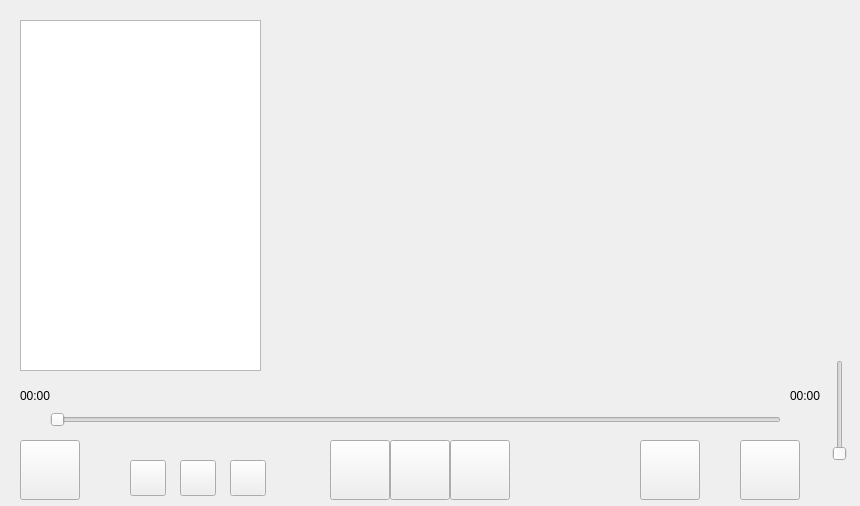
Old version of the form MusicPlayer/widget.ui in the repository BinaryXiaoli/QT-MusicPlayer.
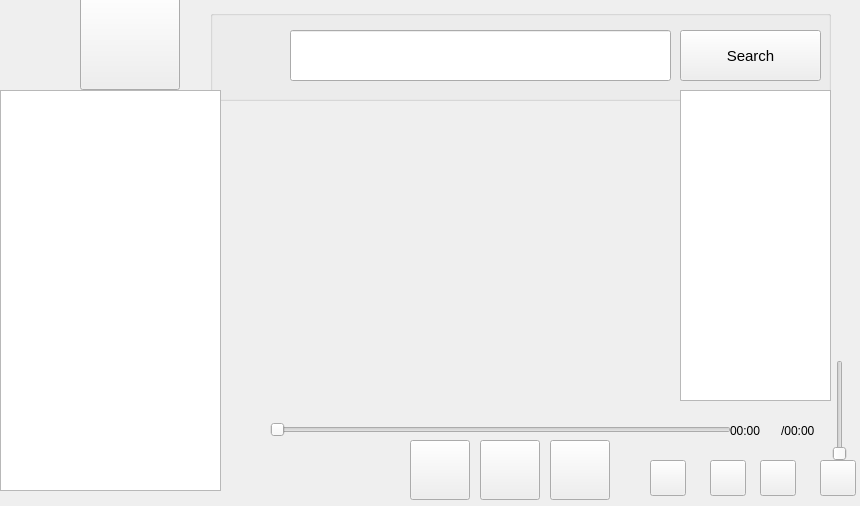
New version of the form. Icons and pictures are not drawn.

Diff of the .ui file:
```diff
--- a/MusicPlayer/widget.ui
+++ b/MusicPlayer/widget.ui
@@ -23,22 +23,22 @@
   <widget class="QPushButton" name="pushButton">
    <property name="geometry">
     <rect>
-     <x>20</x>
-     <y>440</y>
-     <width>60</width>
-     <height>60</height>
+     <x>760</x>
+     <y>460</y>
+     <width>36</width>
+     <height>36</height>
     </rect>
    </property>
    <property name="minimumSize">
     <size>
-     <width>60</width>
-     <height>60</height>
+     <width>36</width>
+     <height>6</height>
     </size>
    </property>
    <property name="maximumSize">
     <size>
-     <width>60</width>
-     <height>60</height>
+     <width>36</width>
+     <height>36</height>
     </size>
    </property>
    <property name="styleSheet">
@@ -51,7 +51,7 @@
   <widget class="QPushButton" name="pushButton_2">
    <property name="geometry">
     <rect>
-     <x>330</x>
+     <x>410</x>
      <y>440</y>
      <width>60</width>
      <height>60</height>
@@ -79,7 +79,7 @@
   <widget class="QPushButton" name="pushButton_3">
    <property name="geometry">
     <rect>
-     <x>390</x>
+     <x>480</x>
      <y>440</y>
      <width>60</width>
      <height>60</height>
@@ -107,7 +107,7 @@
   <widget class="QPushButton" name="pushButton_4">
    <property name="geometry">
     <rect>
-     <x>450</x>
+     <x>550</x>
      <y>440</y>
      <width>60</width>
      <height>60</height>
@@ -135,22 +135,22 @@
   <widget class="QPushButton" name="pushButton_6">
    <property name="geometry">
     <rect>
-     <x>740</x>
-     <y>440</y>
-     <width>60</width>
-     <height>60</height>
+     <x>710</x>
+     <y>460</y>
+     <width>36</width>
+     <height>36</height>
     </rect>
    </property>
    <property name="minimumSize">
     <size>
-     <width>60</width>
-     <height>60</height>
+     <width>36</width>
+     <height>36</height>
     </size>
    </property>
    <property name="maximumSize">
     <size>
-     <width>60</width>
-     <height>60</height>
+     <width>36</width>
+     <height>36</height>
     </size>
    </property>
    <property name="styleSheet">
@@ -163,19 +163,24 @@
   <widget class="QListWidget" name="listWidget">
    <property name="geometry">
     <rect>
-     <x>20</x>
-     <y>20</y>
-     <width>241</width>
-     <height>351</height>
+     <x>0</x>
+     <y>90</y>
+     <width>221</width>
+     <height>401</height>
     </rect>
    </property>
+   <property name="styleSheet">
+    <string notr="true">listWidget{
+boder:none;
+}</string>
+   </property>
   </widget>
   <widget class="QSlider" name="playCourseSlider">
    <property name="geometry">
     <rect>
-     <x>50</x>
-     <y>410</y>
-     <width>731</width>
+     <x>270</x>
+     <y>420</y>
+     <width>461</width>
      <height>20</height>
     </rect>
    </property>
@@ -202,22 +207,22 @@
   <widget class="QPushButton" name="pushButton_7">
    <property name="geometry">
     <rect>
-     <x>640</x>
-     <y>440</y>
-     <width>60</width>
-     <height>60</height>
+     <x>820</x>
+     <y>460</y>
+     <width>36</width>
+     <height>36</height>
     </rect>
    </property>
    <property name="minimumSize">
     <size>
-     <width>60</width>
-     <height>60</height>
+     <width>36</width>
+     <height>36</height>
     </size>
    </property>
    <property name="maximumSize">
     <size>
-     <width>60</width>
-     <height>60</height>
+     <width>36</width>
+     <height>36</height>
     </size>
    </property>
    <property name="styleSheet">
@@ -230,7 +235,7 @@
   <widget class="QPushButton" name="pushButton_8">
    <property name="geometry">
     <rect>
-     <x>130</x>
+     <x>650</x>
      <y>460</y>
      <width>36</width>
      <height>36</height>
@@ -255,101 +260,144 @@
     <string/>
    </property>
   </widget>
-  <widget class="QPushButton" name="pushButton_9">
+  <widget class="QWidget" name="layoutWidget">
    <property name="geometry">
     <rect>
-     <x>230</x>
-     <y>460</y>
-     <width>36</width>
-     <height>36</height>
-    </rect>
-   </property>
-   <property name="minimumSize">
-    <size>
-     <width>36</width>
-     <height>36</height>
-    </size>
-   </property>
-   <property name="maximumSize">
-    <size>
-     <width>36</width>
-     <height>36</height>
-    </size>
-   </property>
-   <property name="styleSheet">
-    <string notr="true">border-image: url(:/assets/random.png);</string>
-   </property>
-   <property name="text">
-    <string/>
-   </property>
-  </widget>
-  <widget class="QPushButton" name="pushButton_10">
-   <property name="geometry">
-    <rect>
-     <x>180</x>
-     <y>460</y>
-     <width>36</width>
-     <height>36</height>
-    </rect>
-   </property>
-   <property name="minimumSize">
-    <size>
-     <width>36</width>
-     <height>36</height>
-    </size>
-   </property>
-   <property name="maximumSize">
-    <size>
-     <width>36</width>
-     <height>36</height>
-    </size>
-   </property>
-   <property name="styleSheet">
-    <string notr="true">border-image: url(:/assets/circle.png);</string>
-   </property>
-   <property name="text">
-    <string/>
-   </property>
-  </widget>
-  <widget class="QWidget" name="">
-   <property name="geometry">
-    <rect>
-     <x>20</x>
-     <y>380</y>
-     <width>801</width>
-     <height>31</height>
+     <x>730</x>
+     <y>420</y>
+     <width>95</width>
+     <height>21</height>
     </rect>
    </property>
    <layout class="QHBoxLayout" name="horizontalLayout">
     <item>
      <widget class="QLabel" name="curLabel">
+      <property name="maximumSize">
+       <size>
+        <width>60</width>
+        <height>60</height>
+       </size>
+      </property>
       <property name="text">
        <string>00:00</string>
       </property>
      </widget>
     </item>
-    <item>
-     <spacer name="HorizonalSpacer">
-      <property name="orientation">
-       <enum>Qt::Horizontal</enum>
-      </property>
-      <property name="sizeHint" stdset="0">
-       <size>
-        <width>40</width>
-        <height>20</height>
-       </size>
-      </property>
-     </spacer>
-    </item>
     <item>
      <widget class="QLabel" name="totalLabel">
+      <property name="maximumSize">
+       <size>
+        <width>60</width>
+        <height>60</height>
+       </size>
+      </property>
       <property name="text">
-       <string>00:00</string>
+       <string>/00:00</string>
       </property>
      </widget>
     </item>
    </layout>
   </widget>
+  <widget class="QPushButton" name="pushButton_5">
+   <property name="geometry">
+    <rect>
+     <x>80</x>
+     <y>-10</y>
+     <width>100</width>
+     <height>100</height>
+    </rect>
+   </property>
+   <property name="minimumSize">
+    <size>
+     <width>100</width>
+     <height>100</height>
+    </size>
+   </property>
+   <property name="maximumSize">
+    <size>
+     <width>100</width>
+     <height>100</height>
+    </size>
+   </property>
+   <property name="styleSheet">
+    <string notr="true">border-image: url(:/assets/music_icon.png);</string>
+   </property>
+   <property name="text">
+    <string/>
+   </property>
+  </widget>
+  <widget class="QLineEdit" name="lineEdit">
+   <property name="geometry">
+    <rect>
+     <x>290</x>
+     <y>30</y>
+     <width>381</width>
+     <height>51</height>
+    </rect>
+   </property>
+   <property name="font">
+    <font>
+     <pointsize>11</pointsize>
+    </font>
+   </property>
+  </widget>
+  <widget class="QPushButton" name="pushButton_9">
+   <property name="geometry">
+    <rect>
+     <x>680</x>
+     <y>30</y>
+     <width>141</width>
+     <height>51</height>
+    </rect>
+   </property>
+   <property name="font">
+    <font>
+     <pointsize>11</pointsize>
+    </font>
+   </property>
+   <property name="text">
+    <string>Search</string>
+   </property>
+  </widget>
+  <widget class="QGroupBox" name="groupBox">
+   <property name="geometry">
+    <rect>
+     <x>210</x>
+     <y>10</y>
+     <width>621</width>
+     <height>91</height>
+    </rect>
+   </property>
+   <property name="title">
+    <string/>
+   </property>
+  </widget>
+  <widget class="QListWidget" name="listWidget_2">
+   <property name="geometry">
+    <rect>
+     <x>680</x>
+     <y>90</y>
+     <width>151</width>
+     <height>311</height>
+    </rect>
+   </property>
+  </widget>
+  <zorder>groupBox</zorder>
+  <zorder>pushButton</zorder>
+  <zorder>pushButton_2</zorder>
+  <zorder>pushButton_3</zorder>
+  <zorder>pushButton_4</zorder>
+  <zorder>pushButton_6</zorder>
+  <zorder>listWidget</zorder>
+  <zorder>playCourseSlider</zorder>
+  <zorder>verticalSlider</zorder>
+  <zorder>pushButton_7</zorder>
+  <zorder>pushButton_8</zorder>
+  <zorder>layoutWidget</zorder>
+  <zorder>pushButton_5</zorder>
+  <zorder>lineEdit</zorder>
+  <zorder>pushButton_9</zorder>
+  <zorder>listWidget_2</zorder>
  </widget>
  <resources/>
  <connections/>
```
Left out of the diff: 7 changed lines with no effect on the pictures.
